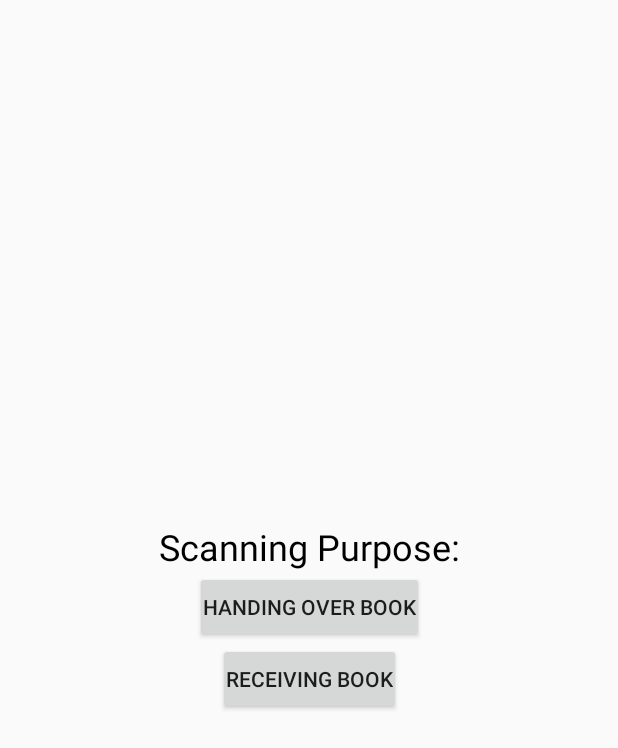
After one commit to CMPUT301F20T39/Booker, an Android app: the OwnerScanSelect screen opened directly, with no data from a screen before it, on a phone screen of 412 x 824 dp. The commit adds this screen. Shown: the top 748 px of the screen. Run offline under Robolectric (Android 15) with nearby library versions, the phone set to English and light mode, and no system bars.

Commit message:
Added scan select to Owner activity and redirected scanner access

```diff
--- a/app/src/main/java/com/example/booker/OwnerHomeActivity.java
+++ b/app/src/main/java/com/example/booker/OwnerHomeActivity.java
@@ -237,11 +237,11 @@ public class OwnerHomeActivity extends AppCompatActivity implements AddBookFragm
         // scanning stuff
         scanBtn = findViewById(R.id.scanButton);
 
-        // Button takes user to user_profile.java
+        // Button takes user to OwnerScanSelect.java
         scanBtn.setOnClickListener(new View.OnClickListener() {
             @Override
             public void onClick(View v) {
-                Intent goToScanner = new Intent(getApplicationContext(), barcodeScanner.class);
+                Intent goToScanner = new Intent(getApplicationContext(), OwnerScanSelect.class);
                 startActivity(goToScanner);
             }
         });
--- /dev/null
+++ b/app/src/main/java/com/example/booker/OwnerScanSelect.java
@@ -0,0 +1,42 @@
+package com.example.booker;
+
+import androidx.appcompat.app.AppCompatActivity;
+
+import android.content.Intent;
+import android.os.Bundle;
+import android.view.View;
+import android.widget.Button;
+
+public class OwnerScanSelect extends AppCompatActivity {
+
+
+	@Override
+	protected void onCreate(Bundle savedInstanceState) {
+		super.onCreate(savedInstanceState);
+		setContentView(R.layout.activity_owner_scan_select);
+
+		Button handOverBtn = findViewById(R.id.Owner_HandOverBtn);
+		Button receiveBtn = findViewById(R.id.Owner_ReceivingBtn);
+
+		handOverBtn.setOnClickListener(new View.OnClickListener() {
+			@Override
+			public void onClick(View v) {
+				Intent handOverScan = new Intent(getApplicationContext(), barcodeScanner.class);
+				handOverScan.putExtra("ScanType", "OwnerHandOver");
+				startActivity(handOverScan);
+				finish();
+			}
+		});
+		receiveBtn.setOnClickListener(new View.OnClickListener() {
+			@Override
+			public void onClick(View v) {
+				Intent receiveScan = new Intent(getApplicationContext(), barcodeScanner.class);
+				receiveScan.putExtra("ScanType", "OwnerReceive");
+				startActivity(receiveScan);
+				finish();
+			}
+		});
+	}
+
+
+}
--- a/app/src/main/res/layout/activity_owner_home.xml
+++ b/app/src/main/res/layout/activity_owner_home.xml
@@ -62,7 +62,7 @@
                 android:layout_width="wrap_content"
                 android:layout_height="wrap_content"
                 android:checked="false"
-                android:text="requested" />
+                android:text="Requested" />
 
             <com.google.android.material.chip.Chip
                 android:id="@+id/acceptedBttn"
@@ -70,7 +70,7 @@
                 android:layout_width="wrap_content"
                 android:layout_height="wrap_content"
                 android:checked="false"
-                android:text="accepted" />
+                android:text="Accepted" />
 
             <com.google.android.material.chip.Chip
                 android:id="@+id/borrowedBttn"
@@ -78,7 +78,7 @@
                 android:layout_width="wrap_content"
                 android:layout_height="wrap_content"
                 android:checked="false"
-                android:text="borrowed" />
+                android:text="Borrowed" />
         </com.google.android.material.chip.ChipGroup>
     </android.widget.HorizontalScrollView>
 
--- /dev/null
+++ b/app/src/main/res/layout/activity_owner_scan_select.xml
@@ -0,0 +1,50 @@
+<?xml version="1.0" encoding="utf-8"?>
+<androidx.constraintlayout.widget.ConstraintLayout xmlns:android="http://schemas.android.com/apk/res/android"
+    xmlns:app="http://schemas.android.com/apk/res-auto"
+    xmlns:tools="http://schemas.android.com/tools"
+    android:layout_width="match_parent"
+    android:layout_height="match_parent"
+    tools:context=".OwnerScanSelect">
+
+    <TextView
+        android:id="@+id/Owner_ScanningPurpose"
+        android:layout_width="wrap_content"
+        android:layout_height="wrap_content"
+        android:inputType="textPersonName"
+        android:text="Scanning Purpose:"
+        android:textColor="#000000"
+        android:textSize="24sp"
+        app:layout_constraintBottom_toTopOf="@+id/Owner_HandOverBtn"
+        app:layout_constraintEnd_toEndOf="@+id/Owner_HandOverBtn"
+        app:layout_constraintHorizontal_bias="0.5"
+        app:layout_constraintStart_toStartOf="@+id/Owner_HandOverBtn"
+        app:layout_constraintTop_toTopOf="parent"
+        app:layout_constraintVertical_chainStyle="packed" />
+
+    <Button
+        android:id="@+id/Owner_HandOverBtn"
+        android:layout_width="wrap_content"
+        android:layout_height="wrap_content"
+        android:padding="5dp"
+        android:text="Handing over book"
+        app:layout_constraintBottom_toTopOf="@+id/Owner_ReceivingBtn"
+        app:layout_constraintEnd_toEndOf="@+id/Owner_ReceivingBtn"
+        app:layout_constraintHorizontal_bias="0.5"
+        app:layout_constraintStart_toStartOf="@+id/Owner_ReceivingBtn"
+        app:layout_constraintTop_toBottomOf="@+id/Owner_ScanningPurpose" />
+
+    <Button
+        android:id="@+id/Owner_ReceivingBtn"
+        android:layout_width="wrap_content"
+        android:layout_height="wrap_content"
+        android:padding="5dp"
+        android:text="Receiving book"
+        app:layout_constraintBottom_toBottomOf="parent"
+        app:layout_constraintEnd_toEndOf="parent"
+        app:layout_constraintHorizontal_bias="0.5"
+        app:layout_constraintLeft_toLeftOf="parent"
+        app:layout_constraintRight_toRightOf="parent"
+        app:layout_constraintStart_toStartOf="parent"
+        app:layout_constraintTop_toBottomOf="@+id/Owner_HandOverBtn" />
+
+</androidx.constraintlayout.widget.ConstraintLayout>
--- a/app/src/main/res/layout/activity_signup.xml
+++ b/app/src/main/res/layout/activity_signup.xml
@@ -112,9 +112,8 @@
         android:layout_height="wrap_content"
         android:layout_marginTop="28dp"
         android:layout_marginEnd="34dp"
-        android:layout_marginRight="34dp"
         android:ems="10"
-        android:hint="Min. 5 characters"
+        android:hint="Min. 6 characters"
         android:inputType="textPassword"
         app:layout_constraintEnd_toEndOf="parent"
         app:layout_constraintTop_toBottomOf="@+id/editTextUsername" />
```
Also changed, not shown: app/src/main/AndroidManifest.xml (+4 -6 lines), app/src/main/java/com/example/booker/barcodeScanner.java (+36 -0 lines).
